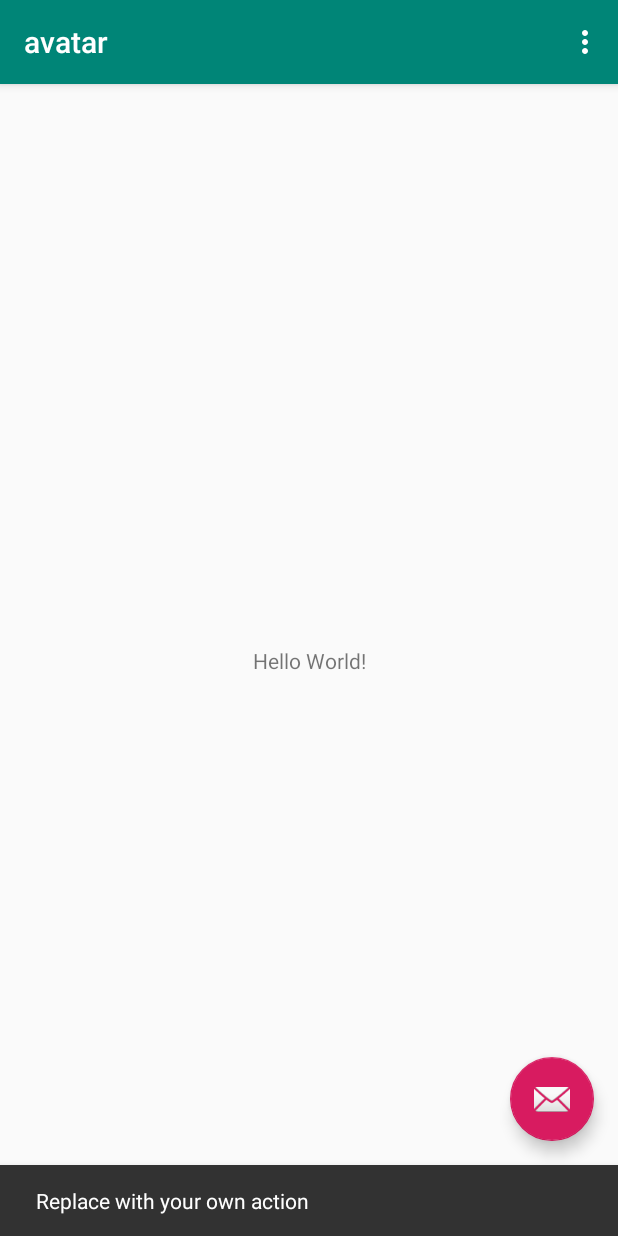
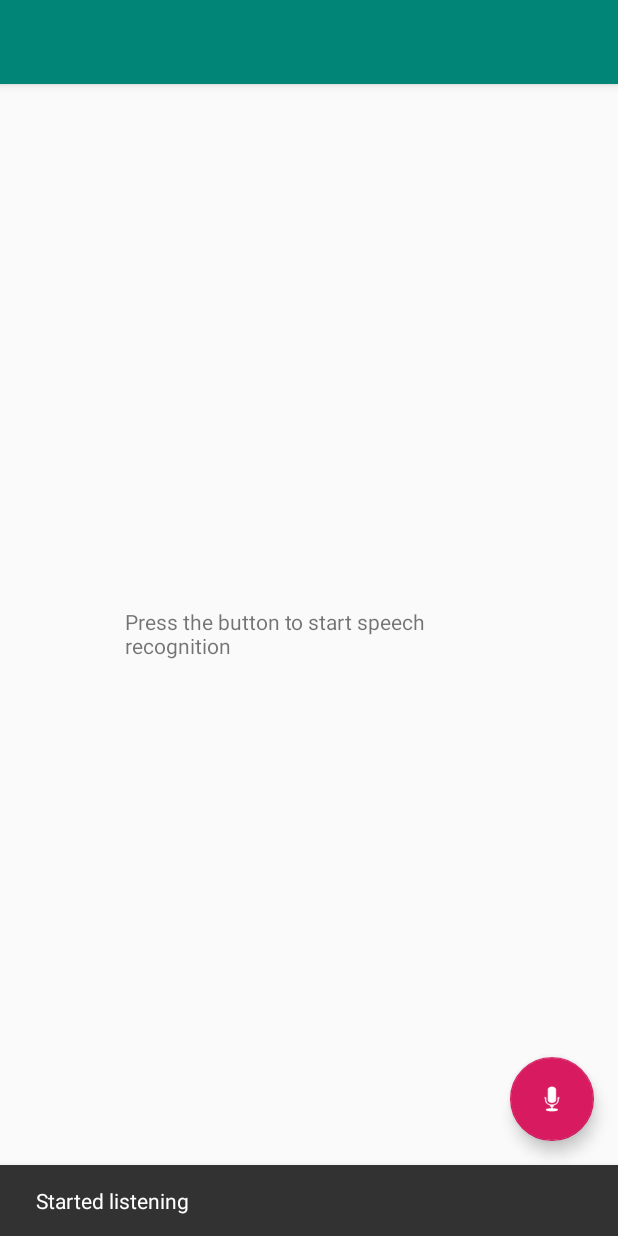
Before and after one commit to Lukasz1928/avatar, an Android app: the screen it shows after launch (MainActivity), after a tap on an icon or button, on a phone screen of 412 x 824 dp. Run offline under Robolectric (Android 15) with nearby library versions, the phone set to English and light mode, and no system bars.

```diff
--- a/app/src/main/AndroidManifest.xml
+++ b/app/src/main/AndroidManifest.xml
@@ -2,6 +2,7 @@
 <manifest xmlns:android="http://schemas.android.com/apk/res/android"
     package="com.sm.avatar">
 
+    <uses-permission android:name="android.permission.RECORD_AUDIO"/>
     <application
         android:allowBackup="true"
         android:icon="@mipmap/ic_launcher"
--- a/app/src/main/java/com/sm/avatar/MainActivity.java
+++ b/app/src/main/java/com/sm/avatar/MainActivity.java
@@ -1,31 +1,108 @@
 package com.sm.avatar;
 
+import android.Manifest;
+import android.content.Intent;
+import android.content.pm.PackageManager;
 import android.os.Bundle;
 
 import com.google.android.material.floatingactionbutton.FloatingActionButton;
 import com.google.android.material.snackbar.Snackbar;
 
+import androidx.annotation.Nullable;
 import androidx.appcompat.app.AppCompatActivity;
 import androidx.appcompat.widget.Toolbar;
+import androidx.core.app.ActivityCompat;
+import androidx.core.content.ContextCompat;
 
+import android.speech.RecognitionListener;
+import android.speech.RecognizerIntent;
+import android.speech.SpeechRecognizer;
+import android.view.MotionEvent;
 import android.view.View;
 import android.view.Menu;
 import android.view.MenuItem;
+import android.widget.ImageButton;
+import android.widget.Toast;
+
+import java.io.Console;
+import java.util.ArrayList;
+import java.util.Locale;
 
 public class MainActivity extends AppCompatActivity {
+
+    private String textInput;
+    public final int MY_PERMISSIONS_RECORD_AUDIO = 0;
+    public boolean recordAudioPermission = false;
+    private SpeechRecognizer speechRecognizer;
+    private Intent speechRecognizerIntent;
 
     @Override
     protected void onCreate(Bundle savedInstanceState) {
         super.onCreate(savedInstanceState);
         setContentView(R.layout.activity_main);
-        Toolbar toolbar = findViewById(R.id.toolbar);
-        setSupportActionBar(toolbar);
+        speechRecognizer = SpeechRecognizer.createSpeechRecognizer(this);
+        speechRecognizerIntent = new Intent(RecognizerIntent.ACTION_RECOGNIZE_SPEECH);
+        speechRecognizerIntent.putExtra(RecognizerIntent.EXTRA_LANGUAGE_MODEL, RecognizerIntent.LANGUAGE_MODEL_FREE_FORM);
+        speechRecognizerIntent.putExtra(RecognizerIntent.EXTRA_LANGUAGE, Locale.getDefault());
+
+        speechRecognizer.setRecognitionListener(new RecognitionListener() {
+            @Override
+            public void onReadyForSpeech(Bundle bundle) {
+
+            }
+
+            @Override
+            public void onBeginningOfSpeech() {
+
+            }
+
+            @Override
+            public void onRmsChanged(float v) {
+
+            }
+
+            @Override
+            public void onBufferReceived(byte[] bytes) {
+
+            }
+
+            @Override
+            public void onEndOfSpeech() {
+
+            }
+
+            @Override
+            public void onError(int i) {
+                Toast.makeText(MainActivity.this, "Error occurred during listening", Toast.LENGTH_SHORT).show();
+            }
+
+            @Override
+            public void onResults(Bundle bundle) {
+                ArrayList<String> matches = bundle.getStringArrayList(speechRecognizer.RESULTS_RECOGNITION);
+                if(matches != null){
+                    textInput = matches.get(0);
+                    Toast.makeText(MainActivity.this, "Recognized text: " + textInput, Toast.LENGTH_LONG).show();
+                }
+            }
+
+            @Override
+            public void onPartialResults(Bundle bundle) {
+
+            }
+
+            @Override
+            public void onEvent(int i, Bundle bundle) {
+
+            }
+        });
 
         FloatingActionButton fab = findViewById(R.id.fab);
         fab.setOnClickListener(new View.OnClickListener() {
             @Override
             public void onClick(View view) {
-                Snackbar.make(view, "Replace with your own action", Snackbar.LENGTH_LONG)
+                textInput = "";
+                speechRecognizer.startListening(speechRecognizerIntent);
+                Snackbar.make(view, "Started listening", Snackbar.LENGTH_LONG)
                         .setAction("Action", null).show();
             }
         });
@@ -52,4 +129,26 @@ public class MainActivity extends AppCompatActivity {
 
         return super.onOptionsItemSelected(item);
     }
+
+    @Override
+    public void onRequestPermissionsResult(int requestCode, String[] permissions, int[] grantResults) {
+        if(requestCode == MY_PERMISSIONS_RECORD_AUDIO) {
+            // If request is cancelled, the result arrays are empty.
+            if (grantResults.length > 0 && grantResults[0] ==
+                    PackageManager.PERMISSION_GRANTED) {
+                recordAudioPermission = true;
+            }
+        }
+    }
+    @Override
+    protected void onStart() {
+        super.onStart();
+        if (ContextCompat.checkSelfPermission(this, Manifest.permission.RECORD_AUDIO) !=
+                PackageManager.PERMISSION_GRANTED) {
+            ActivityCompat.requestPermissions(this, new String[]{Manifest.permission.RECORD_AUDIO},
+                    MY_PERMISSIONS_RECORD_AUDIO);
+        } else{
+            recordAudioPermission = true;
+        }
+    }
 }
--- a/app/src/main/res/layout/activity_main.xml
+++ b/app/src/main/res/layout/activity_main.xml
@@ -28,6 +28,7 @@
         android:layout_height="wrap_content"
         android:layout_gravity="bottom|end"
         android:layout_margin="@dimen/fab_margin"
-        app:srcCompat="@android:drawable/ic_dialog_email" />
+        android:tint="#FFFFFF"
+        app:srcCompat="@android:drawable/ic_btn_speak_now" />
 
 </androidx.coordinatorlayout.widget.CoordinatorLayout>
--- a/app/src/main/res/layout/content_main.xml
+++ b/app/src/main/res/layout/content_main.xml
@@ -9,9 +9,9 @@
     tools:showIn="@layout/activity_main">
 
     <TextView
-        android:layout_width="wrap_content"
-        android:layout_height="wrap_content"
-        android:text="Hello World!"
+        android:layout_width="245dp"
+        android:layout_height="71dp"
+        android:text="@string/record_msg"
         app:layout_constraintBottom_toBottomOf="parent"
         app:layout_constraintLeft_toLeftOf="parent"
         app:layout_constraintRight_toRightOf="parent"
```
Also changed, not shown: gradle/wrapper/gradle-wrapper.properties.
